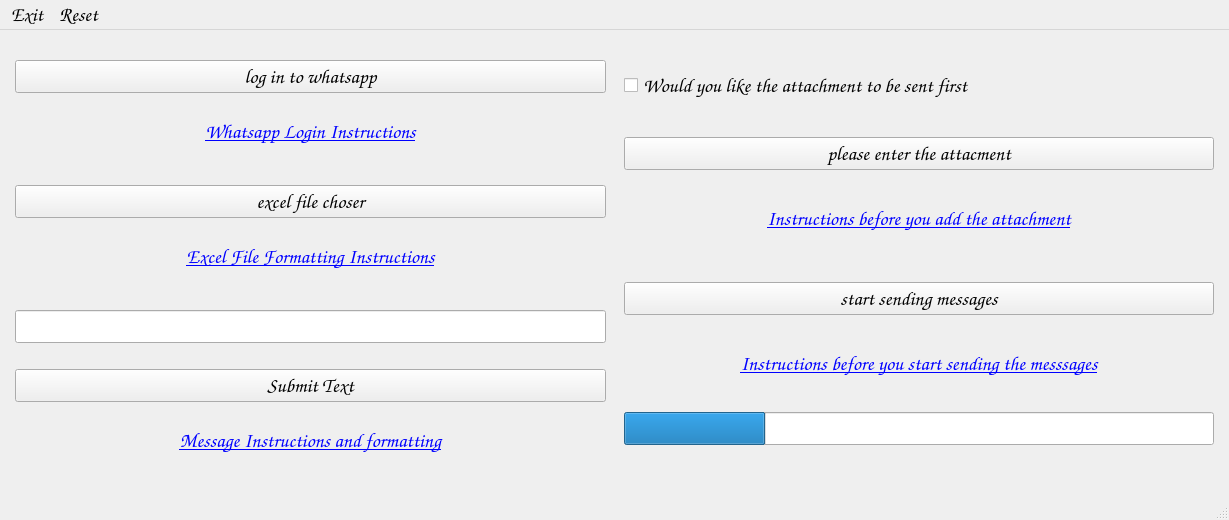
Old version of the form Message-Blaster GUI/main.ui in the repository Tarun-Uppal/Message-Blaster.
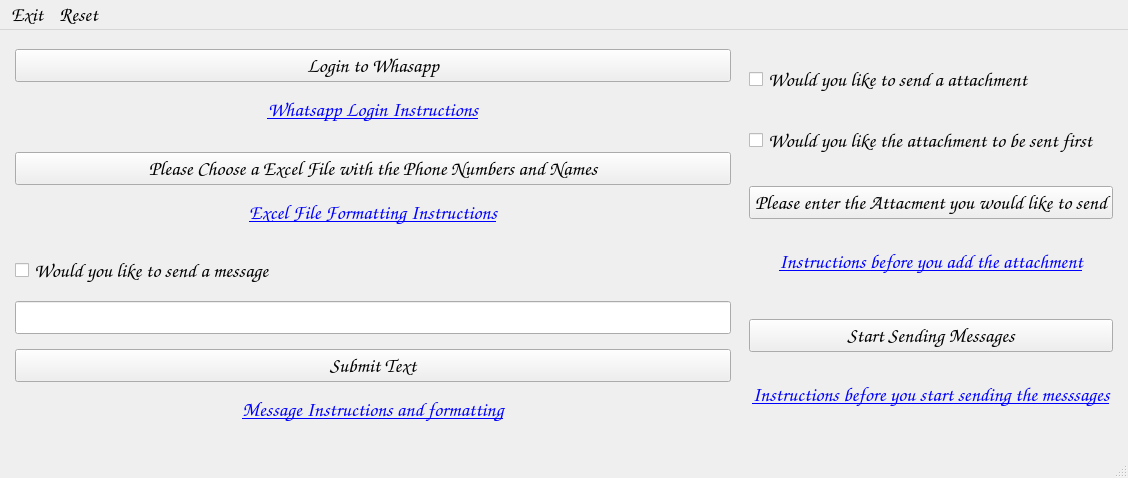
New version of the form.

Diff of the .ui file:
```diff
--- a/Message-Blaster GUI/main.ui
+++ b/Message-Blaster GUI/main.ui
@@ -6,8 +6,8 @@
    <rect>
     <x>0</x>
     <y>0</y>
-    <width>1229</width>
-    <height>520</height>
+    <width>1128</width>
+    <height>478</height>
    </rect>
   </property>
   <property name="sizePolicy">
@@ -35,7 +35,7 @@
   <widget class="QWidget" name="centralwidget">
    <layout class="QHBoxLayout" name="horizontalLayout">
     <item>
-     <layout class="QVBoxLayout" name="vertical_layout_1" stretch="0,0,0,0,0,0,0,0,0,0,0,0,0">
+     <layout class="QVBoxLayout" name="vertical_layout_1" stretch="0,0,0,0,0,0,0,0,0,0,0,0,0,0,0">
       <property name="sizeConstraint">
        <enum>QLayout::SetMinAndMaxSize</enum>
       </property>
@@ -75,7 +75,7 @@
          <string notr="true">background-color:&quot;#85c78f&quot;</string>
         </property>
         <property name="text">
-         <string>log in to whatsapp</string>
+         <string>Login to Whasapp</string>
         </property>
         <property name="checkable">
          <bool>false</bool>
@@ -184,7 +184,7 @@
          <string notr="true">background-color:&quot;#85c78f&quot;</string>
         </property>
         <property name="text">
-         <string>excel file choser</string>
+         <string>Please Choose a Excel File with the Phone Numbers and Names</string>
         </property>
         <property name="checkable">
          <bool>false</bool>
@@ -266,6 +266,38 @@
         </property>
        </spacer>
       </item>
+      <item>
+       <widget class="QCheckBox" name="message_checkbox">
+        <property name="font">
+         <font>
+          <family>Comic Sans MS</family>
+          <pointsize>15</pointsize>
+         </font>
+        </property>
+        <property name="styleSheet">
+         <string notr="true">background-color:&quot;#85c78f&quot;</string>
+        </property>
+        <property name="text">
+         <string>Would you like to send a message</string>
+        </property>
+       </widget>
+      </item>
+      <item>
+       <spacer name="verticalSpacer_2">
+        <property name="orientation">
+         <enum>Qt::Vertical</enum>
+        </property>
+        <property name="sizeType">
+         <enum>QSizePolicy::Fixed</enum>
+        </property>
+        <property name="sizeHint" stdset="0">
+         <size>
+          <width>100</width>
+          <height>5</height>
+         </size>
+        </property>
+       </spacer>
+      </item>
       <item>
        <widget class="QLineEdit" name="message_textbox">
         <property name="font">
@@ -398,6 +430,38 @@
       <property name="bottomMargin">
        <number>6</number>
       </property>
+      <item>
+       <widget class="QCheckBox" name="attachment_checkbox">
+        <property name="font">
+         <font>
+          <family>Comic Sans MS</family>
+          <pointsize>15</pointsize>
+         </font>
+        </property>
+        <property name="styleSheet">
+         <string notr="true">background-color:&quot;#85c78f&quot;</string>
+        </property>
+        <property name="text">
+         <string>Would you like to send a attachment</string>
+        </property>
+       </widget>
+      </item>
+      <item>
+       <spacer name="attachment_first_spacer_2">
+        <property name="orientation">
+         <enum>Qt::Vertical</enum>
+        </property>
+        <property name="sizeType">
+         <enum>QSizePolicy::Fixed</enum>
+        </property>
+        <property name="sizeHint" stdset="0">
+         <size>
+          <width>100</width>
+          <height>5</height>
+         </size>
+        </property>
+       </spacer>
+      </item>
       <item>
        <widget class="QCheckBox" name="attachment_first_checkbox">
         <property name="font">
@@ -424,7 +488,7 @@
         </property>
         <property name="sizeHint" stdset="0">
          <size>
-          <width>10</width>
+          <width>100</width>
           <height>5</height>
          </size>
         </property>
@@ -454,7 +518,7 @@
          <string notr="true">background-color:&quot;#85c78f&quot;</string>
         </property>
         <property name="text">
-         <string>please enter the attacment</string>
+         <string>Please enter the Attacment you would like to send</string>
         </property>
         <property name="checkable">
          <bool>false</bool>
@@ -560,7 +624,7 @@
          <string notr="true">background-color:&quot;#85c78f&quot;</string>
         </property>
         <property name="text">
-         <string>start sending messages</string>
+         <string>Start Sending Messages</string>
         </property>
         <property name="checkable">
          <bool>false</bool>
@@ -642,31 +706,6 @@
         </property>
        </spacer>
       </item>
-      <item>
-       <widget class="QProgressBar" name="messages_sent_progress_bar">
-        <property name="font">
-         <font>
-          <family>Comic Sans MS</family>
-          <pointsize>15</pointsize>
-         </font>
-        </property>
-        <property name="layoutDirection">
-         <enum>Qt::LeftToRight</enum>
-        </property>
-        <property name="styleSheet">
-         <string notr="true"/>
-        </property>
-        <property name="value">
-         <number>24</number>
-        </property>
-        <property name="textVisible">
-         <bool>false</bool>
-        </property>
-        <property name="textDirection">
-         <enum>QProgressBar::TopToBottom</enum>
-        </property>
-       </widget>
-      </item>
      </layout>
     </item>
    </layout>
@@ -676,7 +715,7 @@
     <rect>
      <x>0</x>
      <y>0</y>
-     <width>1229</width>
+     <width>1128</width>
      <height>21</height>
     </rect>
    </property>
```
